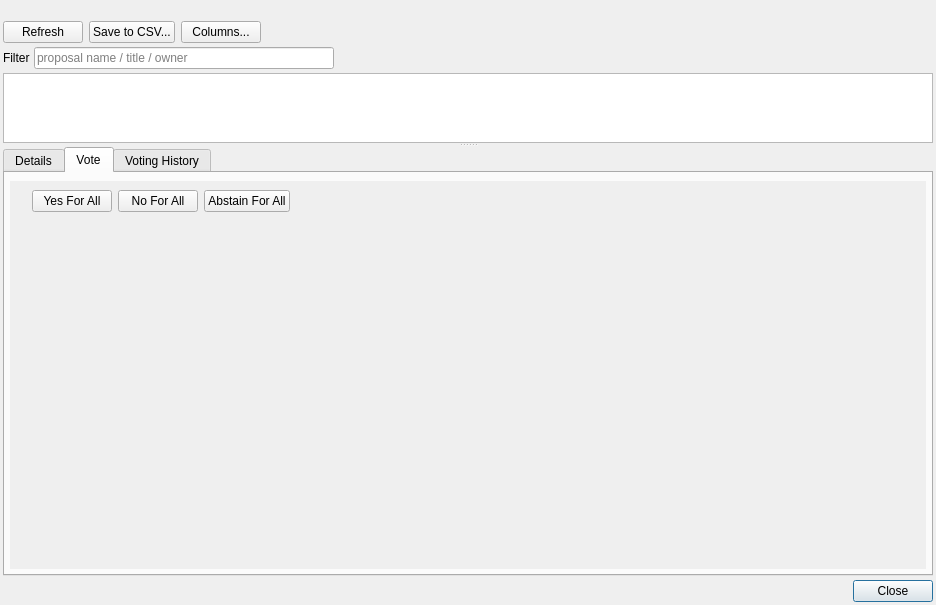
divpra01/BlockDX, file src/qt/forms/proposalvotedialog.ui: the form before one commit.
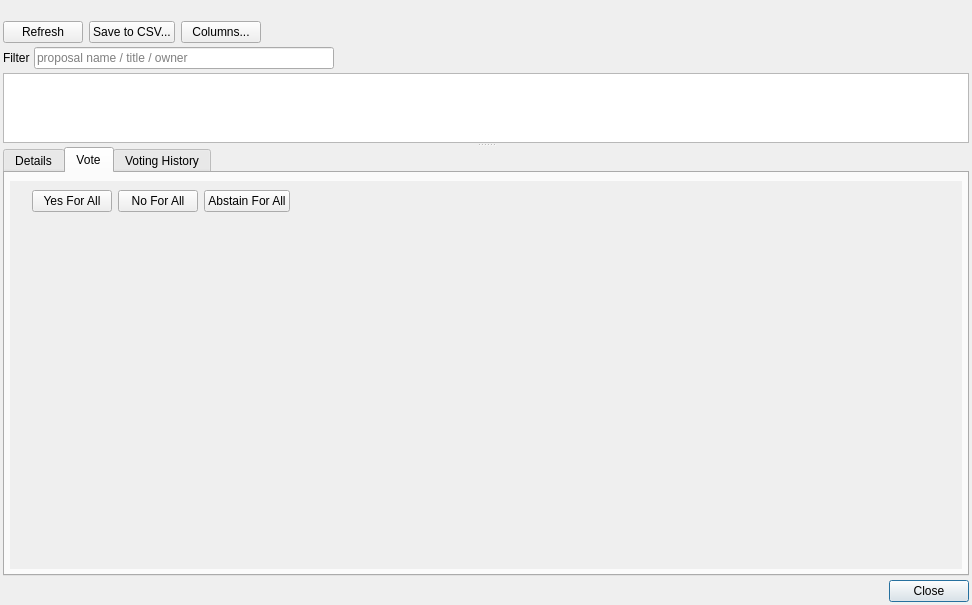
The form after the commit.

Commit message: new-proposal-voting-ui: Plugging in some basic voting ability for a select proposal.

Diff of the .ui file:
```diff
--- a/src/qt/forms/proposalvotedialog.ui
+++ b/src/qt/forms/proposalvotedialog.ui
@@ -6,7 +6,7 @@
    <rect>
     <x>0</x>
     <y>0</y>
-    <width>936</width>
+    <width>972</width>
     <height>605</height>
    </rect>
   </property>
@@ -268,8 +268,8 @@
             <rect>
              <x>0</x>
              <y>0</y>
-             <width>916</width>
-             <height>369</height>
+             <width>952</width>
+             <height>351</height>
             </rect>
            </property>
            <layout class="QVBoxLayout" name="verticalLayout_3">
```
The commit also changes 7 other files.
